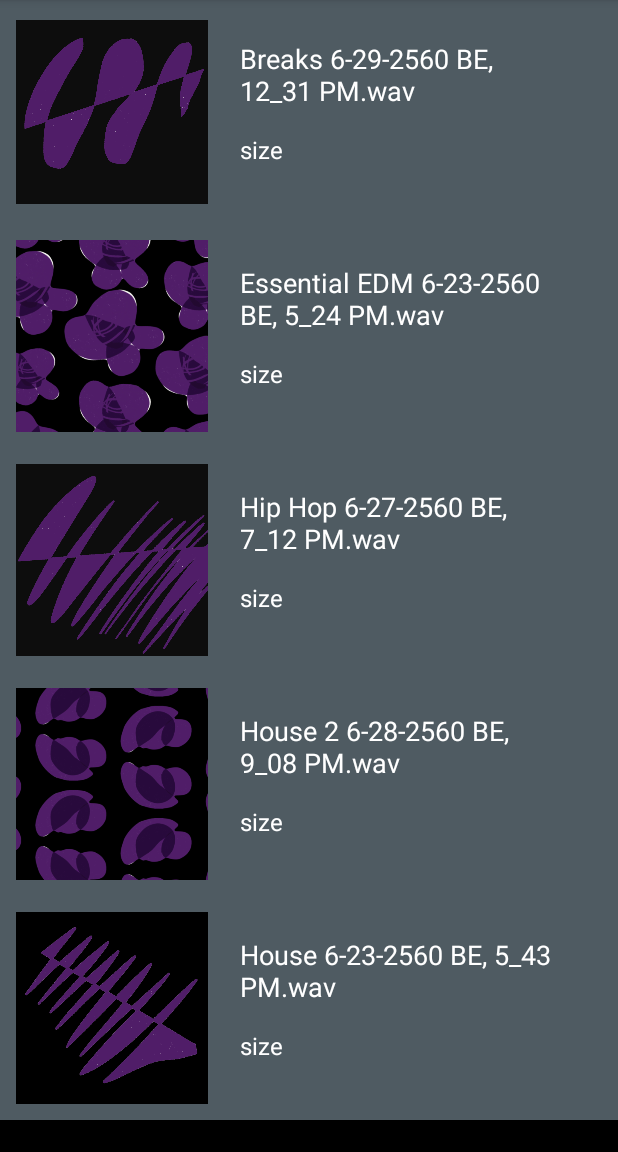
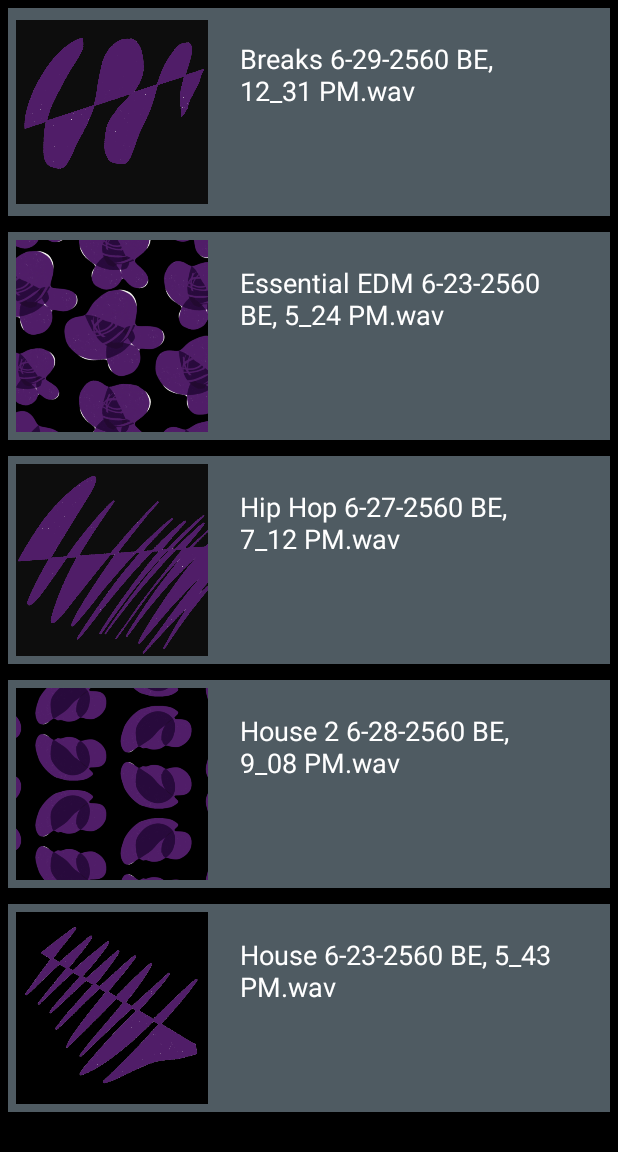
Before and after one commit to mikkipastel/Exoplanet, an Android app: the screen it shows after launch (PlaylistActivity), on a phone screen of 412 x 824 dp, the part 84-1236 px from its top. Run offline under Robolectric (Android 15) with nearby library versions, the phone set to English and light mode, and no system bars.

Commit message:
change layout format

```diff
--- a/app/src/main/res/layout/item_track.xml
+++ b/app/src/main/res/layout/item_track.xml
@@ -2,13 +2,13 @@
 <LinearLayout xmlns:android="http://schemas.android.com/apk/res/android"
     android:layout_width="match_parent"
     android:layout_height="wrap_content"
-    android:background="@color/colorPrimaryLight"
     android:padding="@dimen/card_dimen" >
 
     <LinearLayout
         android:layout_width="match_parent"
         android:layout_height="wrap_content"
         android:orientation="horizontal"
+        android:background="@color/colorPrimaryLight"
         android:padding="@dimen/card_dimen">
 
         <ImageView
@@ -35,14 +35,14 @@
                 android:textColor="@color/colorText"
                 android:textSize="@dimen/track_font" />
 
-            <TextView
-                android:id="@+id/sizeTrack"
-                android:layout_width="match_parent"
-                android:layout_height="wrap_content"
-                android:paddingLeft="@dimen/activity_vertical_margin"
-                android:text="@string/track_size"
-                android:textColor="@color/colorText"
-                android:textSize="@dimen/size_font" />
+            <!--<TextView-->
+                <!--android:id="@+id/sizeTrack"-->
+                <!--android:layout_width="match_parent"-->
+                <!--android:layout_height="wrap_content"-->
+                <!--android:paddingLeft="@dimen/activity_vertical_margin"-->
+                <!--android:text="@string/track_size"-->
+                <!--android:textColor="@color/colorText"-->
+                <!--android:textSize="@dimen/size_font" />-->
 
         </LinearLayout>
 
```
